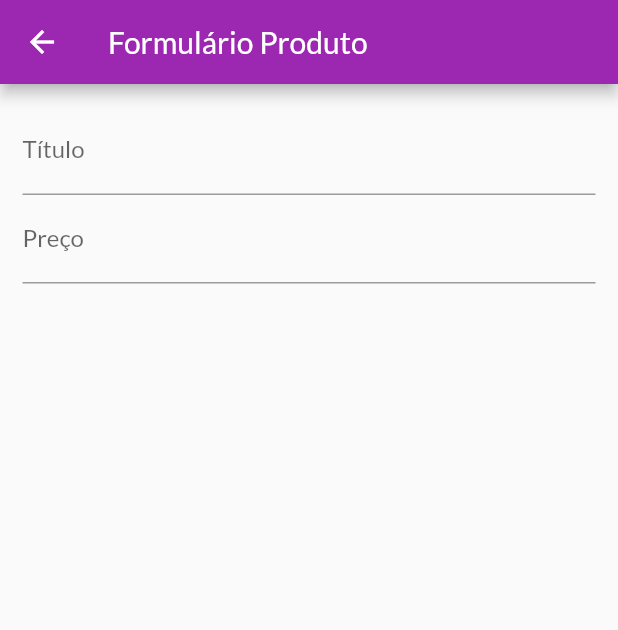
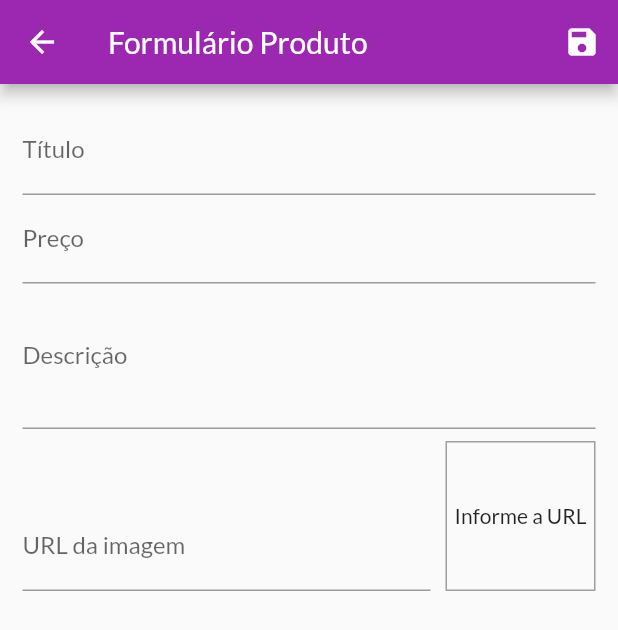
Before and after one commit to jamgf/storeapp, a Flutter app: the ProductFormScreen screen opened by its route, on a phone screen of 412 x 824 dp. Shown: the top 630 px of the screen. Run offline on Flutter 3.47's test engine with Material 2 defaults, Android fonts, the phone set to English and light mode, and no system bars; network calls fail.

Commit message:
Update product_form_screen.dart
Last version

```diff
--- a/lib/view/product_form_screen.dart
+++ b/lib/view/product_form_screen.dart
@@ -1,4 +1,7 @@
+import 'dart:math';
+
 import 'package:flutter/material.dart';
+import '../providers/product.dart';
 
 class ProductFormScreen extends StatefulWidget {
   @override
@@ -7,14 +10,60 @@ class ProductFormScreen extends StatefulWidget {
 
 class _ProductFormScreenState extends State<ProductFormScreen> {
   final _priceFocusNode = FocusNode();
+  final _descriptionFocusNode = FocusNode();
+  final _imageUrlFocusNode = FocusNode();
+  final _imageUrlController = TextEditingController();
+  final _form = GlobalKey<FormState>();
+  final _formData = Map<String, Object>();
+
+  @override
+  void initState() {
+    super.initState();
+    _imageUrlFocusNode.addListener(_updateImage);
+  }
+
+  void _updateImage() {
+    setState(() {});
+  }
+
+  @override
+  void dispose() {
+    super.dispose();
+    _priceFocusNode.dispose();
+    _descriptionFocusNode.dispose();
+    _imageUrlFocusNode.removeListener(_updateImage);
+    _imageUrlFocusNode.dispose();
+  }
+
+  void _saveForm() {
+    _form.currentState.save();
+    final newProduct = Product(
+      id: Random().nextDouble().toString(),
+      title: _formData['title'],
+      price: _formData['price'],
+      description: _formData['description'],
+      imageUrl: _formData['imageUrl'],
+    );
+  }
+
   @override
   Widget build(BuildContext context) {
     return Scaffold(
       appBar: AppBar(
         title: Text('Formulário Produto'),
+        actions: [
+          IconButton(
+            icon: Icon(Icons.save),
+            onPressed: () {
+              _saveForm();
+            },
+          )
+        ],
       ),
       body: Padding(
         padding: const EdgeInsets.all(15),
+        child: Form(
+          key: _form,
           child: ListView(
             children: [
               TextFormField(
@@ -23,6 +72,7 @@ class _ProductFormScreenState extends State<ProductFormScreen> {
                 onFieldSubmitted: (_) {
                   FocusScope.of(context).requestFocus(_priceFocusNode);
                 },
+                onSaved: (value) => _formData['title'] = value,
               ),
               TextFormField(
                 decoration: InputDecoration(labelText: 'Preço'),
@@ -31,8 +81,61 @@ class _ProductFormScreenState extends State<ProductFormScreen> {
                 keyboardType: TextInputType.numberWithOptions(
                   decimal: true,
                 ),
+                onFieldSubmitted: (_) {
+                  FocusScope.of(context).requestFocus(_descriptionFocusNode);
+                },
+                onSaved: (value) => _formData['price'] = double.parse(value),
+              ),
+              TextFormField(
+                decoration: InputDecoration(labelText: 'Descrição'),
+                textInputAction: TextInputAction.next,
+                maxLines: 3,
+                keyboardType: TextInputType.multiline,
+                focusNode: _descriptionFocusNode,
+                onSaved: (value) => _formData['description'] = value,
+              ),
+              Row(
+                crossAxisAlignment: CrossAxisAlignment.end,
+                children: [
+                  Expanded(
+                    child: TextFormField(
+                      decoration: InputDecoration(labelText: 'URL da imagem'),
+                      textInputAction: TextInputAction.done,
+                      keyboardType: TextInputType.url,
+                      focusNode: _imageUrlFocusNode,
+                      controller: _imageUrlController,
+                      onSaved: (value) => _formData['imageUrl'] = value,
+                      onFieldSubmitted: (_) {
+                        _saveForm();
+                      },
+                    ),
+                  ),
+                  Container(
+                      height: 100,
+                      width: 100,
+                      margin: EdgeInsets.only(
+                        top: 8,
+                        left: 10,
+                      ),
+                      decoration: BoxDecoration(
+                        border: Border.all(
+                          color: Colors.grey,
+                          width: 1,
+                        ),
+                      ),
+                      alignment: Alignment.center,
+                      child: _imageUrlController.text.isEmpty
+                          ? Text('Informe a URL')
+                          : FittedBox(
+                              child: Image.network(
+                                _imageUrlController.text,
+                                fit: BoxFit.cover,
+                              ),
+                            ))
+                ],
               ),
             ],
+          ),
         ),
       ),
     );
```
Lines whose indentation alone changed are shown as unchanged.
